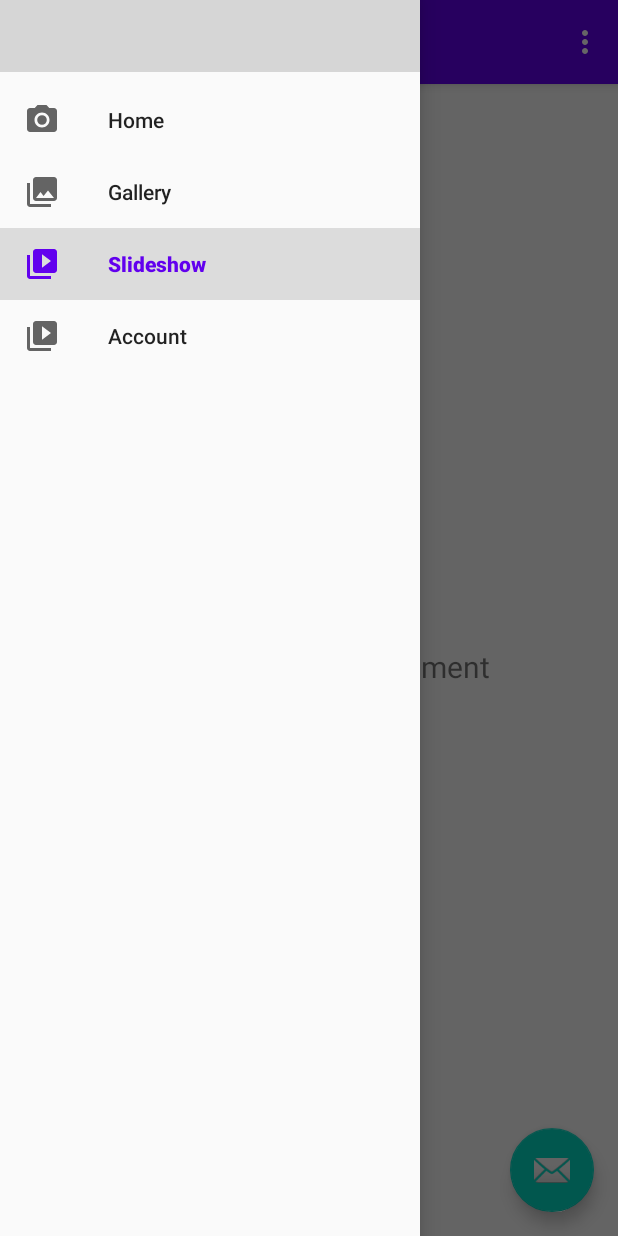
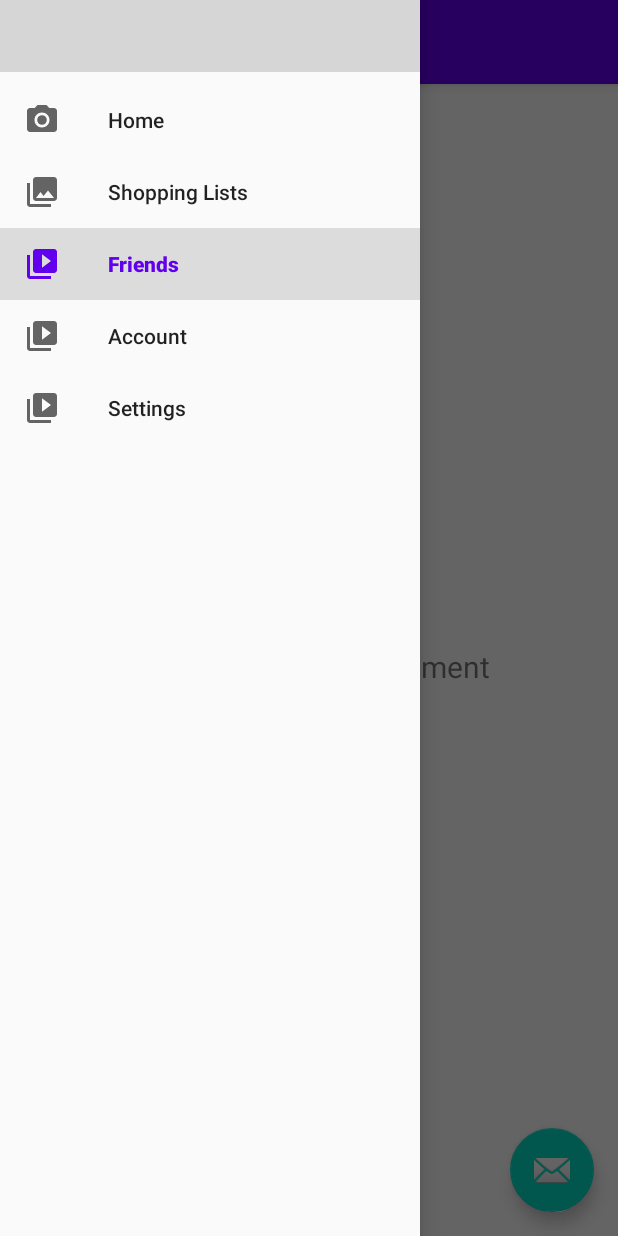
Before and after one commit to dev-damien/ShoppingList, an Android app: the FriendsFragment screen opened through its navigation route, with the side drawer open, on a phone screen of 412 x 824 dp. Run offline under Robolectric (Android 15) with nearby library versions, the phone set to English and light mode, and no system bars; our stand-ins replace Firebase (no records; nobody signed in at launch, a user with empty details on screens opened directly), navigation-ui; libraries missing offline, so code that uses them is left out: com.firebase.ui; 4 statements that could not run were skipped; grey boxes are pictures that could not be loaded.

Commit message:
- reassembled Fragments - added Settings Fragment - removed Settings Action (three points in the top right)

```diff
--- a/app/src/main/java/de/codingkeks/shoppinglist/MainActivity.kt
+++ b/app/src/main/java/de/codingkeks/shoppinglist/MainActivity.kt
@@ -57,7 +57,7 @@ class MainActivity : AppCompatActivity() {
         // menu should be considered as top level destinations.
         appBarConfiguration = AppBarConfiguration(
             setOf(
-                R.id.nav_home, R.id.nav_gallery, R.id.nav_slideshow, R.id.nav_account
+                R.id.nav_home, R.id.nav_shoppinglists, R.id.nav_friends, R.id.nav_account, R.id.nav_settings
             ), drawerLayout
         )
         setupActionBarWithNavController(navController, appBarConfiguration)
--- a/app/src/main/java/de/codingkeks/shoppinglist/ui/slideshow/SlideshowFragment.kt
+++ b/app/src/main/java/de/codingkeks/shoppinglist/ui/friends/FriendsFragment.kt
@@ -1,4 +1,4 @@
-package de.codingkeks.shoppinglist.ui.slideshow
+package de.codingkeks.shoppinglist.ui.friends
 
 import android.os.Bundle
 import android.view.LayoutInflater
@@ -10,20 +10,20 @@ import androidx.lifecycle.Observer
 import androidx.lifecycle.ViewModelProviders
 import de.codingkeks.shoppinglist.R
 
-class SlideshowFragment : Fragment() {
+class FriendsFragment : Fragment() {
 
-    private lateinit var slideshowViewModel: SlideshowViewModel
+    private lateinit var friendsViewModel: FriendsViewModel
 
     override fun onCreateView(
             inflater: LayoutInflater,
             container: ViewGroup?,
             savedInstanceState: Bundle?
     ): View? {
-        slideshowViewModel =
-                ViewModelProviders.of(this).get(SlideshowViewModel::class.java)
-        val root = inflater.inflate(R.layout.fragment_slideshow, container, false)
+        friendsViewModel =
+                ViewModelProviders.of(this).get(FriendsViewModel::class.java)
+        val root = inflater.inflate(R.layout.fragment_friends, container, false)
         val textView: TextView = root.findViewById(R.id.text_slideshow)
-        slideshowViewModel.text.observe(viewLifecycleOwner, Observer {
+        friendsViewModel.text.observe(viewLifecycleOwner, Observer {
             textView.text = it
         })
         return root
--- a/app/src/main/java/de/codingkeks/shoppinglist/ui/gallery/GalleryViewModel.kt
+++ b/app/src/main/java/de/codingkeks/shoppinglist/ui/friends/FriendsViewModel.kt
@@ -1,13 +1,13 @@
-package de.codingkeks.shoppinglist.ui.gallery
+package de.codingkeks.shoppinglist.ui.friends
 
 import androidx.lifecycle.LiveData
 import androidx.lifecycle.MutableLiveData
 import androidx.lifecycle.ViewModel
 
-class GalleryViewModel : ViewModel() {
+class FriendsViewModel : ViewModel() {
 
     private val _text = MutableLiveData<String>().apply {
-        value = "This is gallery Fragment"
+        value = "This is slideshow Fragment"
     }
     val text: LiveData<String> = _text
 }
--- a/app/src/main/java/de/codingkeks/shoppinglist/ui/slideshow/SlideshowViewModel.kt
+++ b/app/src/main/java/de/codingkeks/shoppinglist/ui/settings/SettingsViewModel.kt
@@ -1,13 +1,13 @@
-package de.codingkeks.shoppinglist.ui.slideshow
+package de.codingkeks.shoppinglist.ui.settings
 
 import androidx.lifecycle.LiveData
 import androidx.lifecycle.MutableLiveData
 import androidx.lifecycle.ViewModel
 
-class SlideshowViewModel : ViewModel() {
+class SettingsViewModel : ViewModel() {
 
     private val _text = MutableLiveData<String>().apply {
-        value = "This is slideshow Fragment"
+        value = "This is settings Fragment"
     }
     val text: LiveData<String> = _text
 }
--- a/app/src/main/res/layout/fragment_slideshow.xml
+++ b/app/src/main/res/layout/fragment_friends.xml
@@ -4,7 +4,7 @@
     xmlns:tools="http://schemas.android.com/tools"
     android:layout_width="match_parent"
     android:layout_height="match_parent"
-    tools:context=".ui.slideshow.SlideshowFragment">
+    tools:context=".ui.friends.FriendsFragment">
 
     <TextView
         android:id="@+id/text_slideshow"
--- a/app/src/main/res/layout/fragment_gallery.xml
+++ b/app/src/main/res/layout/fragment_settings.xml
@@ -4,10 +4,10 @@
     xmlns:tools="http://schemas.android.com/tools"
     android:layout_width="match_parent"
     android:layout_height="match_parent"
-    tools:context=".ui.gallery.GalleryFragment">
+    tools:context=".ui.settings.SettingsFragment">
 
     <TextView
-        android:id="@+id/tv_userName"
+        android:id="@+id/text_homes"
         android:layout_width="match_parent"
         android:layout_height="wrap_content"
         android:layout_marginStart="8dp"
--- a/app/src/main/res/menu/activity_main_drawer.xml
+++ b/app/src/main/res/menu/activity_main_drawer.xml
@@ -9,17 +9,21 @@
             android:icon="@drawable/ic_menu_camera"
             android:title="@string/menu_home" />
         <item
-            android:id="@+id/nav_gallery"
+            android:id="@+id/nav_shoppinglists"
             android:icon="@drawable/ic_menu_gallery"
-            android:title="@string/menu_gallery" />
+            android:title="@string/menu_shoppinglists" />
         <item
-            android:id="@+id/nav_slideshow"
+            android:id="@+id/nav_friends"
             android:icon="@drawable/ic_menu_slideshow"
-            android:title="@string/menu_slideshow" />
-
+            android:title="@string/menu_friends" />
         <item
             android:id="@+id/nav_account"
             android:icon="@drawable/ic_menu_slideshow"
             android:title="@string/menu_account" />
+        <item
+            android:id="@+id/nav_settings"
+            android:icon="@drawable/ic_menu_slideshow"
+            android:title="@string/menu_settings" />
+
     </group>
 </menu>
--- a/app/src/main/res/menu/main.xml
+++ b/app/src/main/res/menu/main.xml
@@ -1,9 +1,10 @@
 <?xml version="1.0" encoding="utf-8"?>
 <menu xmlns:android="http://schemas.android.com/apk/res/android"
     xmlns:app="http://schemas.android.com/apk/res-auto">
-    <item
+    <!--<item
         android:id="@+id/action_settings"
         android:orderInCategory="100"
         android:title="@string/action_settings"
         app:showAsAction="never" />
+     -->
 </menu>
--- a/app/src/main/res/values/strings.xml
+++ b/app/src/main/res/values/strings.xml
@@ -5,12 +5,13 @@
     <string name="nav_header_title">Name</string>
     <string name="nav_header_subtitle">E-Mail</string>
     <string name="nav_header_desc">Navigation header</string>
-    <string name="action_settings">Settings</string>
 
     <string name="login_failed">You have to login or sign up!</string>
 
     <string name="menu_home">Home</string>
-    <string name="menu_gallery">Gallery</string>
-    <string name="menu_slideshow">Slideshow</string>
+    <string name="menu_shoppinglists">Shopping Lists</string>
     <string name="menu_account">Account</string>
+    <string name="menu_friends">Friends</string>
+    <string name="menu_settings">Settings</string>
+
 </resources>
```
Also changed, not shown: app/src/main/java/de/codingkeks/shoppinglist/ui/settings/SettingsFragment.kt (added, +31 -0 lines), app/src/main/java/de/codingkeks/shoppinglist/ui/shoppinglists/ShoppingListsFragment.kt (renamed from app/src/main/java/de/codingkeks/shoppinglist/ui/gallery/GalleryFragment.kt, +7 -7 lines), app/src/main/java/de/codingkeks/shoppinglist/ui/shoppinglists/ShoppingListsViewModel.kt (added, +13 -0 lines), app/src/main/res/layout/fragment_shoppinglists.xml (added, +22 -0 lines), app/src/main/res/navigation/mobile_navigation.xml (+15 -8 lines).
